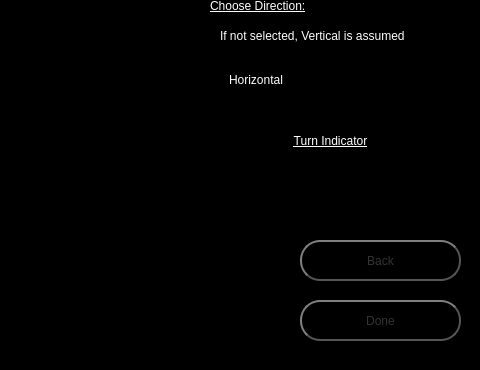
Above: FrontEndMain/FrontEndMain/placementpage.ui from drewanderson17/BattleShips before the change; both pictures show x 320 to 800 and y 230 to 600 of the 800 by 600 pixel window. Below: the same form after it.
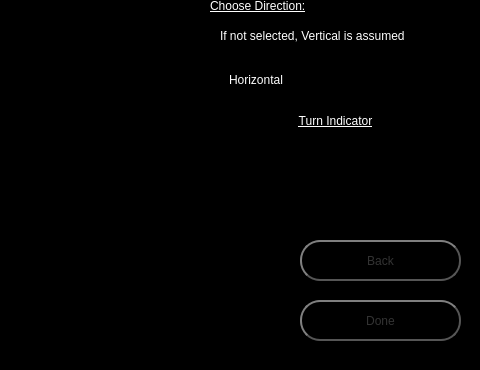
That is the form after the change.

Commit message: More ui updates (ShotPage, Placement Page, Settings Page, HelpPage)

The edit to the form file:
```diff
--- a/FrontEndMain/FrontEndMain/placementpage.ui
+++ b/FrontEndMain/FrontEndMain/placementpage.ui
@@ -58,27 +58,6 @@
     <string>Done</string>
    </property>
   </widget>
-  <widget class="QLabel" name="indicatorTitleLabel">
-   <property name="geometry">
-    <rect>
-     <x>570</x>
-     <y>360</y>
-     <width>161</width>
-     <height>21</height>
-    </rect>
-   </property>
-   <property name="styleSheet">
-    <string notr="true">color: rgb(255, 255, 255);
-font: 75 16pt &quot;MS Shell Dlg 2&quot;;
-text-decoration: underline;</string>
-   </property>
-   <property name="text">
-    <string>Turn Indicator</string>
-   </property>
-   <property name="alignment">
-    <set>Qt::AlignCenter</set>
-   </property>
-  </widget>
   <widget class="QPushButton" name="backButtonStartScreen">
    <property name="geometry">
     <rect>
@@ -177,24 +156,6 @@
     <string>Choose Direction:</string>
    </property>
   </widget>
-  <widget class="QLabel" name="indicatorLabel">
-   <property name="geometry">
-    <rect>
-     <x>620</x>
-     <y>400</y>
-     <width>61</width>
-     <height>41</height>
-    </rect>
-   </property>
-   <property name="styleSheet">
-    <string notr="true">color: rgb(255, 255, 255);
-font: 75 20pt &quot;MS Shell Dlg 2&quot;;
-text-decoration: underline;</string>
-   </property>
-   <property name="text">
-    <string/>
-   </property>
-  </widget>
   <widget class="QLabel" name="directionDescriptionLabel">
    <property name="geometry">
     <rect>
@@ -284,6 +245,70 @@
 font: 75 12pt &quot;MS Shell Dlg 2&quot;;</string>
    </property>
   </widget>
+  <widget class="QFrame" name="indicatorFrame">
+   <property name="geometry">
+    <rect>
+     <x>570</x>
+     <y>330</y>
+     <width>171</width>
+     <height>121</height>
+    </rect>
+   </property>
+   <property name="styleSheet">
+    <string notr="true">QFrame#indicatorFrame{
+	border: 5px solid white;
+	border-radius: 8px;
+};</string>
+   </property>
+   <property name="frameShape">
+    <enum>QFrame::StyledPanel</enum>
+   </property>
+   <property name="frameShadow">
+    <enum>QFrame::Raised</enum>
+   </property>
+   <widget class="QLabel" name="indicatorTitleLabel">
+    <property name="geometry">
+     <rect>
+      <x>10</x>
+      <y>10</y>
+      <width>151</width>
+      <height>21</height>
+     </rect>
+    </property>
+    <property name="styleSheet">
+     <string notr="true">color: rgb(255, 255, 255);
+font: 75 16pt &quot;MS Shell Dlg 2&quot;;
+text-decoration: underline;</string>
+    </property>
+    <property name="text">
+     <string>Turn Indicator</string>
+    </property>
+    <property name="alignment">
+     <set>Qt::AlignCenter</set>
+    </property>
+   </widget>
+   <widget class="QLabel" name="indicatorLabel">
+    <property name="geometry">
+     <rect>
+      <x>40</x>
+      <y>40</y>
+      <width>91</width>
+      <height>61</height>
+     </rect>
+    </property>
+    <property name="styleSheet">
+     <string notr="true">color: rgb(255, 255, 255);
+font: 75 24pt &quot;MS Shell Dlg 2&quot;;
+text-decoration: underline;</string>
+    </property>
+    <property name="text">
+     <string/>
+    </property>
+    <property name="alignment">
+     <set>Qt::AlignCenter</set>
+    </property>
+   </widget>
+  </widget>
  </widget>
  <resources/>
  <connections/>
```
The commit also changes 3 other files.
